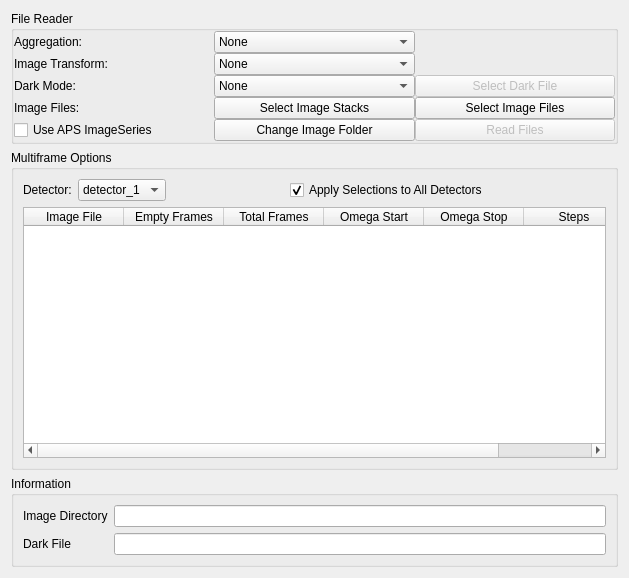
HEXRD/hexrdgui, file hexrd/ui/resources/ui/load_panel.ui: the form before one commit.
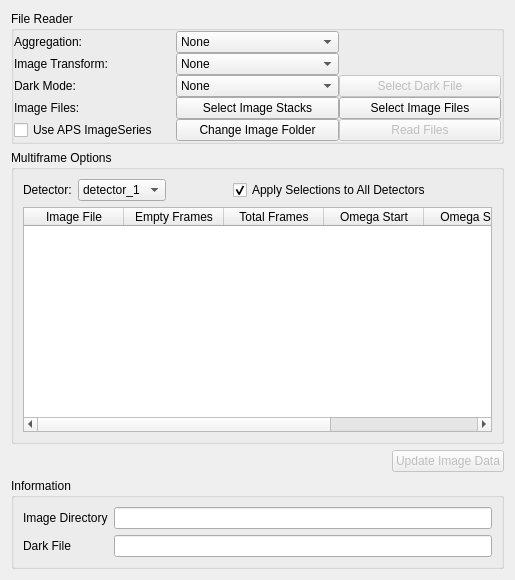
The form after the commit.

Commit message: Allow users to update omega values after load

The edit to the form file:
```diff
--- a/hexrd/ui/resources/ui/load_panel.ui
+++ b/hexrd/ui/resources/ui/load_panel.ui
@@ -6,15 +6,15 @@
    <rect>
     <x>0</x>
     <y>0</y>
-    <width>629</width>
-    <height>578</height>
+    <width>515</width>
+    <height>580</height>
    </rect>
   </property>
   <property name="windowTitle">
    <string>Form</string>
   </property>
-  <layout class="QVBoxLayout" name="verticalLayout_2">
-   <item>
+  <layout class="QGridLayout" name="gridLayout_2">
+   <item row="0" column="0" colspan="2">
     <widget class="QGroupBox" name="groupBox">
      <property name="title">
       <string>File Reader</string>
@@ -214,7 +214,7 @@
      </layout>
     </widget>
    </item>
-   <item>
+   <item row="1" column="0" colspan="2">
     <widget class="QGroupBox" name="groupBox_2">
      <property name="title">
       <string>Multiframe Options</string>
@@ -343,7 +343,30 @@
      </layout>
     </widget>
    </item>
-   <item>
+   <item row="2" column="0">
+    <spacer name="horizontalSpacer_3">
+     <property name="orientation">
+      <enum>Qt::Horizontal</enum>
+     </property>
+     <property name="sizeHint" stdset="0">
+      <size>
+       <width>349</width>
+       <height>20</height>
+      </size>
+     </property>
+    </spacer>
+   </item>
+   <item row="2" column="1">
+    <widget class="QPushButton" name="update_img_data">
+     <property name="enabled">
+      <bool>false</bool>
+     </property>
+     <property name="text">
+      <string>Update Image Data</string>
+     </property>
+    </widget>
+   </item>
+   <item row="3" column="0" colspan="2">
     <widget class="QGroupBox" name="groupBox_3">
      <property name="title">
       <string>Information</string>
```
The commit also changes 2 other files.
